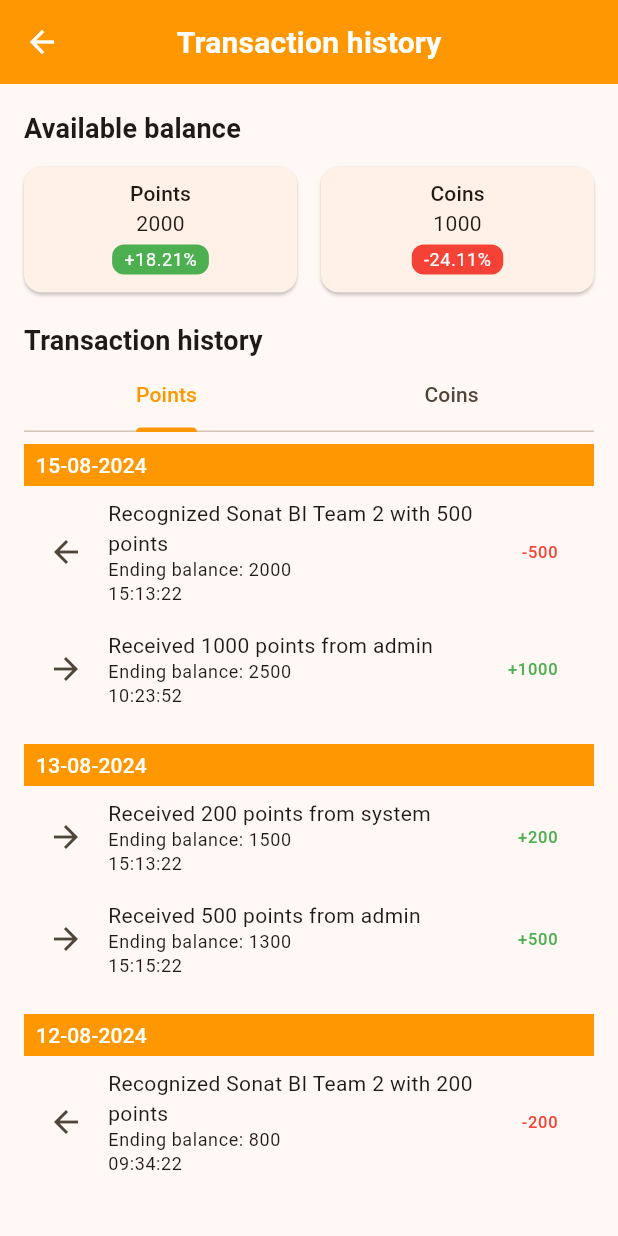
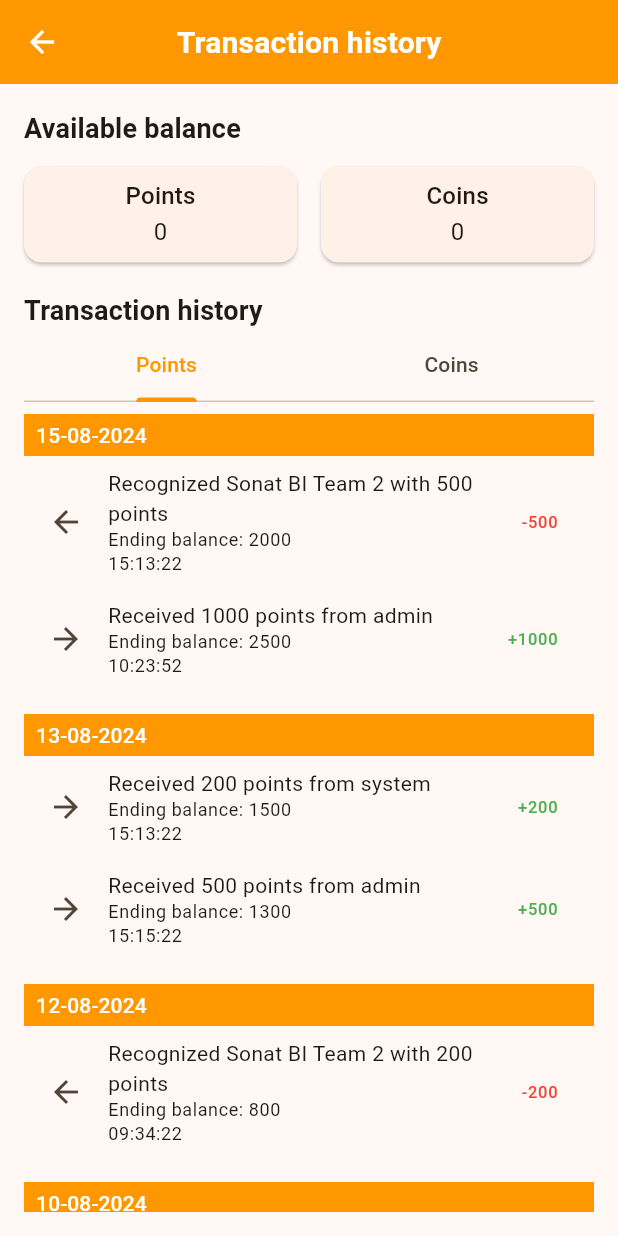
Before and after one commit to khuedinh/sonat-hrm-rewarded, a Flutter app: the TransactionHistoryScreen screen opened by its route, on a phone screen of 412 x 824 dp. Run offline on Flutter 3.47's test engine with Material 3 defaults, Android fonts, the light colour scheme and no system bars; our stand-ins replace bloc, bloc_concurrency, cached_network_image, dio, equatable, firebase_auth and 12 more; accounts and stored records are empty; generated files the repository leaves out were written again; network calls fail.

Commit message:
feat: integrate api transaction history

```diff
--- a/lib/src/screens/transaction_history/transaction_history_screen.dart
+++ b/lib/src/screens/transaction_history/transaction_history_screen.dart
@@ -1,6 +1,9 @@
 import 'package:flutter/material.dart';
+import 'package:flutter_bloc/flutter_bloc.dart';
+import 'package:sonat_hrm_rewarded/src/common/blocs/user/user_bloc.dart';
 import 'package:sonat_hrm_rewarded/src/common/widgets/screen_title/screen_title.dart';
 import 'package:sonat_hrm_rewarded/src/mock_data/transaction_history.dart';
+import 'package:sonat_hrm_rewarded/src/models/user.dart';
 import 'package:sonat_hrm_rewarded/src/widgets/transaction_history/balance_card.dart';
 import 'package:sonat_hrm_rewarded/src/widgets/transaction_history/list_transactions.dart';
 
@@ -49,24 +52,30 @@ class _TransactionHistoryScreenState extends State<TransactionHistoryScreen> {
               fontSize: 18,
             ),
             const SizedBox(height: 12),
-            const Row(
+            BlocBuilder<UserBloc, UserState>(
+              builder: (context, state) {
+                final UserInfo? userInfo = state.userInfo;
+
+                return  Row(
                   children: [
                     Expanded(
                       child: BalanceCard(
                         title: "Points",
-                    value: 2000,
-                    rateChange: 18.212348,
+                        value: userInfo?.balance.currentPoint ?? 0,
+                        // rateChange: 18.212348,
                       ),
                     ),
-                SizedBox(width: 16),
+                    const SizedBox(width: 16),
                     Expanded(
                       child: BalanceCard(
                         title: "Coins",
-                    value: 1000,
-                    rateChange: -24.11231232,
+                        value: userInfo?.balance.currentCoin ?? 0,
+                        // rateChange: -24.11231232,
                       ),
                     ),
                   ],
+                );
+              },
             ),
             const SizedBox(height: 18),
             ScreenTitle(
--- /dev/null
+++ b/lib/src/utils/number.dart
@@ -0,0 +1,12 @@
+import 'package:intl/intl.dart';
+
+String formatShortenNumber(int number) {
+  return NumberFormat.compactCurrency(
+    decimalDigits: 2,
+    symbol: '',
+  ).format(number);
+}
+
+String formatNumber(int number) {
+  return NumberFormat.decimalPattern("en_US").format(number);
+}
--- a/lib/src/widgets/home/display_amount.dart
+++ b/lib/src/widgets/home/display_amount.dart
@@ -1,4 +1,5 @@
 import 'package:flutter/material.dart';
+import 'package:sonat_hrm_rewarded/src/utils/number.dart';
 
 class DisplayAmount extends StatelessWidget {
   const DisplayAmount({
@@ -28,7 +29,9 @@ class DisplayAmount extends StatelessWidget {
   Widget build(BuildContext context) {
     final theme = Theme.of(context);
 
-    final String amountText = suffix != null ? '$amount $suffix' : '$amount';
+    final String amountText = suffix != null
+        ? '${formatShortenNumber(amount)} $suffix'
+        : '$formatShortenNumber(amount)';
 
     return Row(
       children: [
--- a/lib/src/widgets/transaction_history/balance_card.dart
+++ b/lib/src/widgets/transaction_history/balance_card.dart
@@ -1,51 +1,52 @@
 import 'package:flutter/material.dart';
-import 'package:sonat_hrm_rewarded/src/common/widgets/label/label.dart';
+// import 'package:sonat_hrm_rewarded/src/common/widgets/label/label.dart';
+import 'package:sonat_hrm_rewarded/src/utils/number.dart';
 
 class BalanceCard extends StatelessWidget {
   const BalanceCard({
     super.key,
     required this.title,
     required this.value,
-    required this.rateChange,
+    // required this.rateChange,
   });
 
   final String title;
   final int value;
-  final double rateChange;
+  // final double rateChange;
 
   @override
   Widget build(BuildContext context) {
     final theme = Theme.of(context);
 
-    LabelType labelType = LabelType.primary;
-    if (rateChange > 0) {
-      labelType = LabelType.success;
-    }
-    if (rateChange < 0) {
-      labelType = LabelType.error;
-    }
+    // LabelType labelType = LabelType.primary;
+    // if (rateChange > 0) {
+    //   labelType = LabelType.success;
+    // }
+    // if (rateChange < 0) {
+    //   labelType = LabelType.error;
+    // }
 
     return Card(
       margin: const EdgeInsets.all(0),
       child: Padding(
-        padding: const EdgeInsets.fromLTRB(8, 8, 8, 12),
+        padding: const EdgeInsets.all(8),
         child: Column(
           crossAxisAlignment: CrossAxisAlignment.center,
           children: [
             Text(
               title,
-              style: theme.textTheme.titleSmall,
+              style: theme.textTheme.titleMedium,
             ),
             Text(
-              '$value',
-              style: theme.textTheme.bodyMedium,
+              formatNumber(value),
+              style: theme.textTheme.bodyLarge,
             ),
-            const SizedBox(height: 4),
-            Label(
-              title:
-                  '${rateChange == 0 ? "" : rateChange > 0 ? "+" : "-"}${rateChange.abs().toStringAsFixed(2)}%',
-              type: labelType,
-            ),
+            // const SizedBox(height: 4),
+            // Label(
+            //   title:
+            //       '${rateChange == 0 ? "" : rateChange > 0 ? "+" : "-"}${rateChange.abs().toStringAsFixed(2)}%',
+            //   type: labelType,
+            // ),
           ],
         ),
       ),
```
Also changed, not shown: lib/src/screens/benefit_details/benefit_details_screen.dart (+9 -1 lines), lib/src/screens/tabs/benefits/benefits_screen.dart (+18 -9 lines), lib/src/screens/tabs/home/home_screen.dart (+18 -7 lines), lib/src/screens/tabs/tabs_screen.dart (+7 -1 lines). Lines whose indentation alone changed are shown as unchanged.
